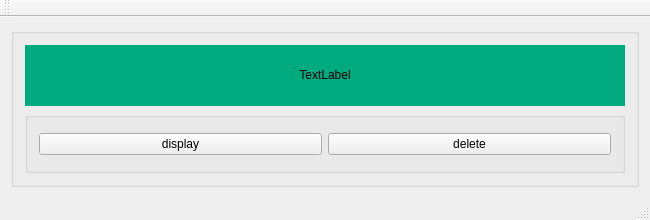
Old version of the form wsCell.ui in the repository mehreen019/notebox.
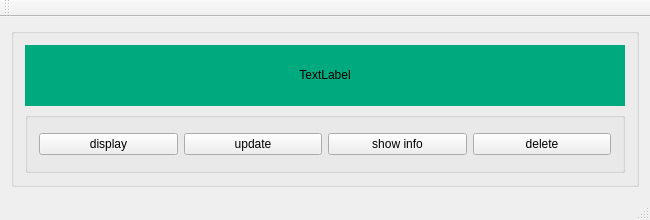
New version of the form.

Commit message: added update, show button and removed delete button

```diff
--- a/wsCell.ui
+++ b/wsCell.ui
@@ -50,6 +50,20 @@
             </property>
            </widget>
           </item>
+          <item>
+           <widget class="QPushButton" name="update">
+            <property name="text">
+             <string>update</string>
+            </property>
+           </widget>
+          </item>
+          <item>
+           <widget class="QPushButton" name="showInfo">
+            <property name="text">
+             <string>show info</string>
+            </property>
+           </widget>
+          </item>
           <item>
            <widget class="QPushButton" name="delete2">
             <property name="text">
```
The commit also changes 22 other files.
